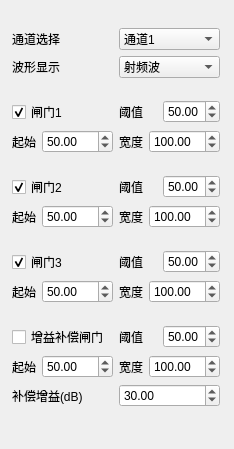
First picture: the form in Ui/ParseToolWidget.ui, repository lishuaiyuan1990/Zynq, before the edit.
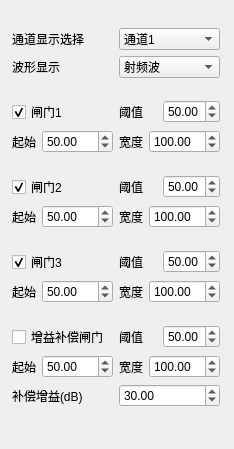
Second picture: the form after the edit.

Patch:
```diff
--- a/Ui/ParseToolWidget.ui
+++ b/Ui/ParseToolWidget.ui
@@ -30,7 +30,7 @@
         <item>
          <widget class="QLabel" name="label">
           <property name="text">
-           <string>通道选择</string>
+           <string>通道显示选择</string>
           </property>
          </widget>
         </item>
```
